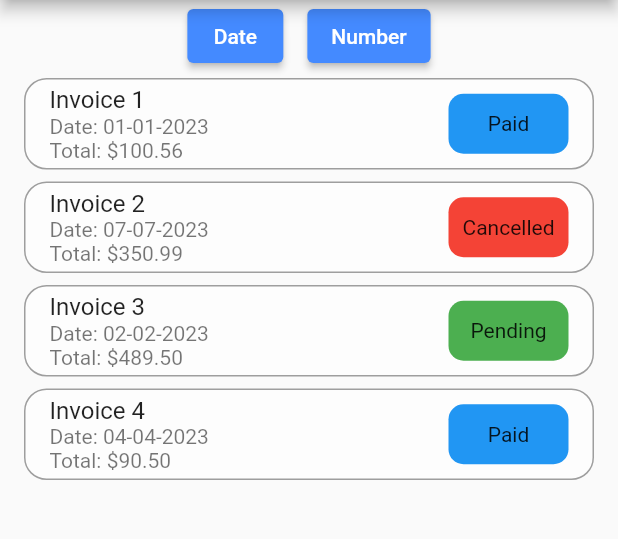
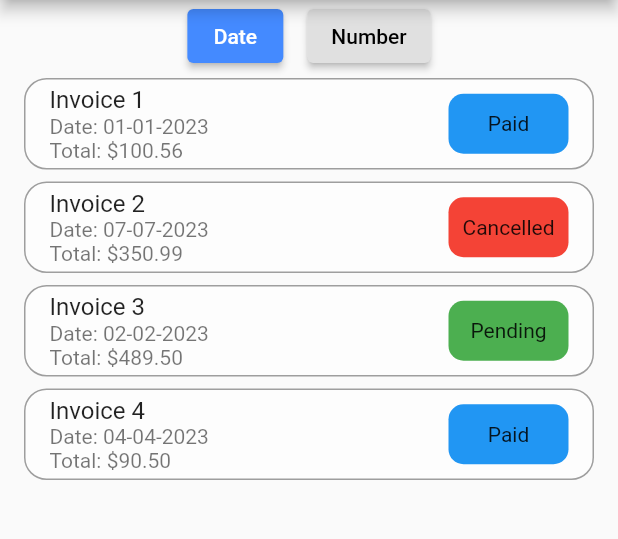
Before and after one commit to antOnioOnio/flutter_bloc_example, a Flutter app: the screen it shows after launch, after a tap on "Get Invoices", on a phone screen of 412 x 824 dp, the part 84-623 px from its top. Run offline on Flutter 3.47's test engine with Material 2 defaults, Android fonts, the phone set to English and light mode, and no system bars; our stand-ins replace flutter_bloc, freezed_annotation.

```diff
--- a/lib/ui/feature/invoice_list_page/bloc/invoice_list_bloc.dart
+++ b/lib/ui/feature/invoice_list_page/bloc/invoice_list_bloc.dart
@@ -4,7 +4,7 @@ import 'package:flutter_bloc_freezed_example/repositories/mock_repository.dart';
 import 'package:flutter_bloc_freezed_example/ui/feature/invoice_list_page/bloc/invoice_list_event.dart';
 import 'package:flutter_bloc_freezed_example/ui/feature/invoice_list_page/bloc/invoice_list_state.dart';
 import 'package:flutter_bloc/flutter_bloc.dart';
-import 'package:flutter_bloc_freezed_example/ui/model/invoice_order_state.dart';
+import 'package:flutter_bloc_freezed_example/ui/model/invoice_order.dart';
 import 'package:flutter_bloc_freezed_example/ui/model/screen_status.dart';
 
 class InvoiceListBloc extends Bloc<InvoiceListEvent, InvoiceListState> {
@@ -45,7 +45,7 @@ class InvoiceListBloc extends Bloc<InvoiceListEvent, InvoiceListState> {
   FutureOr<void> _onUpdatedOrder(
     InvoiceListEvent event,
     Emitter<InvoiceListState> emit,
-    InvoiceOrderState invoiceOrderState,
+    InvoiceOrder invoiceOrderState,
   ) async {
     emit(
       state.copyWith(
@@ -54,7 +54,7 @@ class InvoiceListBloc extends Bloc<InvoiceListEvent, InvoiceListState> {
     );
 
     final invoiceList =
-        await _repository.getSortedInvoices(invoiceOrderState.getSelected());
+        await _repository.getSortedInvoices(invoiceOrderState);
 
     emit(
       state.copyWith(
--- a/lib/ui/feature/invoice_list_page/bloc/invoice_list_event.dart
+++ b/lib/ui/feature/invoice_list_page/bloc/invoice_list_event.dart
@@ -1,11 +1,11 @@
-import 'package:flutter_bloc_freezed_example/ui/model/invoice_order_state.dart';
+import 'package:flutter_bloc_freezed_example/ui/model/invoice_order.dart';
 import 'package:freezed_annotation/freezed_annotation.dart';
 
 part 'invoice_list_event.freezed.dart';
 
 @freezed
 class InvoiceListEvent with _$InvoiceListEvent {
-  const factory InvoiceListEvent.updatedOrder(InvoiceOrderState order) =
+  const factory InvoiceListEvent.updatedOrder(InvoiceOrder order) =
       _UpdatedOrder;
 
   const factory InvoiceListEvent.resetFilters() = _ResetedFilters;
--- a/lib/ui/feature/invoice_list_page/bloc/invoice_list_state.dart
+++ b/lib/ui/feature/invoice_list_page/bloc/invoice_list_state.dart
@@ -1,7 +1,5 @@
 import 'package:flutter_bloc_freezed_example/repositories/model/invoice.dart';
-import 'package:flutter_bloc_freezed_example/ui/model/filter_order.dart';
 import 'package:flutter_bloc_freezed_example/ui/model/invoice_order.dart';
-import 'package:flutter_bloc_freezed_example/ui/model/invoice_order_state.dart';
 import 'package:flutter_bloc_freezed_example/ui/model/screen_status.dart';
 import 'package:freezed_annotation/freezed_annotation.dart';
 
@@ -10,13 +8,13 @@ part 'invoice_list_state.freezed.dart';
 @freezed
 class InvoiceListState with _$InvoiceListState {
   const factory InvoiceListState(
-      {required InvoiceOrderState invoicesOrderState,
+      {required InvoiceOrder invoicesOrderState,
       required List<Invoice> invoiceList,
       required ScreenStatus screenStatus}) = _InvoiceListState;
 
   factory InvoiceListState.initial() {
-    return InvoiceListState(
-      invoicesOrderState: InvoiceOrderState.initial(),
+    return const InvoiceListState(
+      invoicesOrderState: InvoiceOrder.date(),
       invoiceList: [],
       screenStatus: const ScreenStatus.initial(),
     );
--- a/lib/ui/feature/invoice_list_page/widgets/order_button.dart
+++ b/lib/ui/feature/invoice_list_page/widgets/order_button.dart
@@ -1,9 +1,9 @@
 import 'package:flutter/material.dart';
-import 'package:flutter_bloc_freezed_example/ui/model/invoice_order_state.dart';
+import 'package:flutter_bloc_freezed_example/ui/model/invoice_order.dart';
 
 class SortChipsRow extends StatelessWidget {
-  final InvoiceOrderState state;
-  final Function(InvoiceOrderState) onChipSelected;
+  final InvoiceOrder state;
+  final Function(InvoiceOrder) onChipSelected;
 
   const SortChipsRow(
       {Key? key, required this.state, required this.onChipSelected})
@@ -11,22 +11,24 @@ class SortChipsRow extends StatelessWidget {
 
   @override
   Widget build(BuildContext context) {
+    bool isDate = state.isDate();
     return Row(mainAxisAlignment: MainAxisAlignment.center, children: [
       ElevatedButton(
         style: ElevatedButton.styleFrom(
-          foregroundColor: Colors.white,
-          backgroundColor: Colors.blueAccent, // foreground
+          foregroundColor: isDate ? Colors.white : Colors.black,
+          backgroundColor:
+              isDate ? Colors.blueAccent : Colors.grey[300], // foreground
         ),
-        onPressed: () => DoNothingAction(),
+        onPressed: () => onChipSelected(const InvoiceOrder.date()),
         child: const Text('Date'),
       ),
       const SizedBox(width: 16),
       ElevatedButton(
         style: ElevatedButton.styleFrom(
-          foregroundColor: Colors.white,
-          backgroundColor: Colors.blueAccent, // foreground
+          foregroundColor: !isDate ? Colors.white : Colors.black,
+          backgroundColor: !isDate ? Colors.blueAccent : Colors.grey[300],
         ),
-        onPressed: () => DoNothingAction(),
+        onPressed: () => onChipSelected(const InvoiceOrder.number()),
         child: const Text('Number'),
       )
     ]);
--- a/lib/ui/model/invoice_order.dart
+++ b/lib/ui/model/invoice_order.dart
@@ -1,14 +1,15 @@
-import 'package:flutter_bloc_freezed_example/ui/model/filter_order.dart';
 import 'package:freezed_annotation/freezed_annotation.dart';
 
 part 'invoice_order.freezed.dart';
 
-/// A class representing an order for a set of invoices.
 @freezed
 class InvoiceOrder with _$InvoiceOrder {
-  /// Creates a new instance of [InvoiceOrder] with the specified parameters.
-  const factory InvoiceOrder(
-      {required FilterOrder filterOrder,
-      required bool selected,
-      required String name}) = _InvoiceOrder;
+  const factory InvoiceOrder.date() = _Date;
+
+  const factory InvoiceOrder.number() = _Number;
 }
+
+extension InvoiceOrderExtension on InvoiceOrder{
+
+  bool isDate() => when(date: ()=> true, number: ()=> false);
+}
--- a/lib/ui/model/invoice_order_state.dart
+++ /dev/null
@@ -1,76 +0,0 @@
-import 'package:flutter_bloc_freezed_example/ui/model/filter_order.dart';
-import 'package:flutter_bloc_freezed_example/ui/model/invoice_order.dart';
-import 'package:freezed_annotation/freezed_annotation.dart';
-
-part 'invoice_order_state.freezed.dart';
-
-@freezed
-class InvoiceOrderState with _$InvoiceOrderState {
-
-  /// Creates a new instance of [InvoiceOrderState].
-  ///
-  /// The [listInvoiceOrderState] parameter is a required list of [InvoiceOrder]
-  /// objects that represents the order of invoices in the UI.
-  const factory InvoiceOrderState({
-    required List<InvoiceOrder> listInvoiceOrderState,
-  }) = _InvoiceOrderState;
-
-  /// Creates a new instance of [InvoiceOrderState] with initial values.
-  ///
-  /// The initial values are:
-  /// - A list of three [InvoiceOrder] objects, one for each column in the UI.
-  /// - The first [InvoiceOrder] object is selected and sorted by date in ascending order.
-  /// - The second and third [InvoiceOrder] objects are not selected and sorted by number and amount
-  ///   in ascending order, respectively.
-  factory InvoiceOrderState.initial() {
-    return const InvoiceOrderState(
-      listInvoiceOrderState: [
-        InvoiceOrder(
-          filterOrder: FilterOrder.orderAsc(),
-          selected: true,
-          name: 'Date',
-        ),
-        InvoiceOrder(
-          filterOrder: FilterOrder.orderAsc(),
-          selected: false,
-          name: 'Number',
-        ),
-        InvoiceOrder(
-          filterOrder: FilterOrder.orderAsc(),
-          selected: false,
-          name: 'Amount',
-        ),
-      ],
-    );
-  }
-}
-
-/// An extension providing additional methods for [InvoiceOrderState].
-extension InvoiceOrderStateExtension on InvoiceOrderState {
-
-  /// Returns a new instance of [InvoiceOrderState] with the sort direction of the [InvoiceOrder]
-  /// object at the specified [index] set to the opposite value.
-  InvoiceOrderState toOppositeDirectionOnIndex(int index) {
-    List<InvoiceOrder> list = [...listInvoiceOrderState];
-    FilterOrder currentOrderInPos = list[index].filterOrder;
-
-    list[index] =
-        list[index].copyWith(filterOrder: currentOrderInPos.opposite());
-    return copyWith(listInvoiceOrderState: list);
-  }
-
-  /// Returns a new instance of [InvoiceOrderState] with the [selected] parameter of the [InvoiceOrder]
-  /// object at the specified [index] set to `true`. Additionally, it sets the `selected` parameter of the
-  /// previously selected [InvoiceOrder] object to `false`.
-  InvoiceOrderState updatedSelected(int index) {
-    List<InvoiceOrder> list = [...listInvoiceOrderState];
-    int indexOfSelected = list.indexWhere((element) => element.selected);
-    list[indexOfSelected] = list[indexOfSelected].copyWith(selected: false);
-    list[index] = list[index].copyWith(selected: true);
-
-    return copyWith(listInvoiceOrderState: list);
-  }
-
-  /// Returns the [InvoiceOrder] object that has [selected] parameter set to `true`.
-  InvoiceOrder getSelected() =>listInvoiceOrderState.firstWhere((element) => element.selected);
-}
```
Also changed, not shown: lib/data/mocked_data_source.dart (+7 -20 lines), lib/ui/feature/invoice_list_page/bloc/invoice_list_event.freezed.dart, lib/ui/feature/invoice_list_page/bloc/invoice_list_state.freezed.dart, lib/ui/model/invoice_order.freezed.dart, lib/ui/model/invoice_order_state.freezed.dart (deleted).
